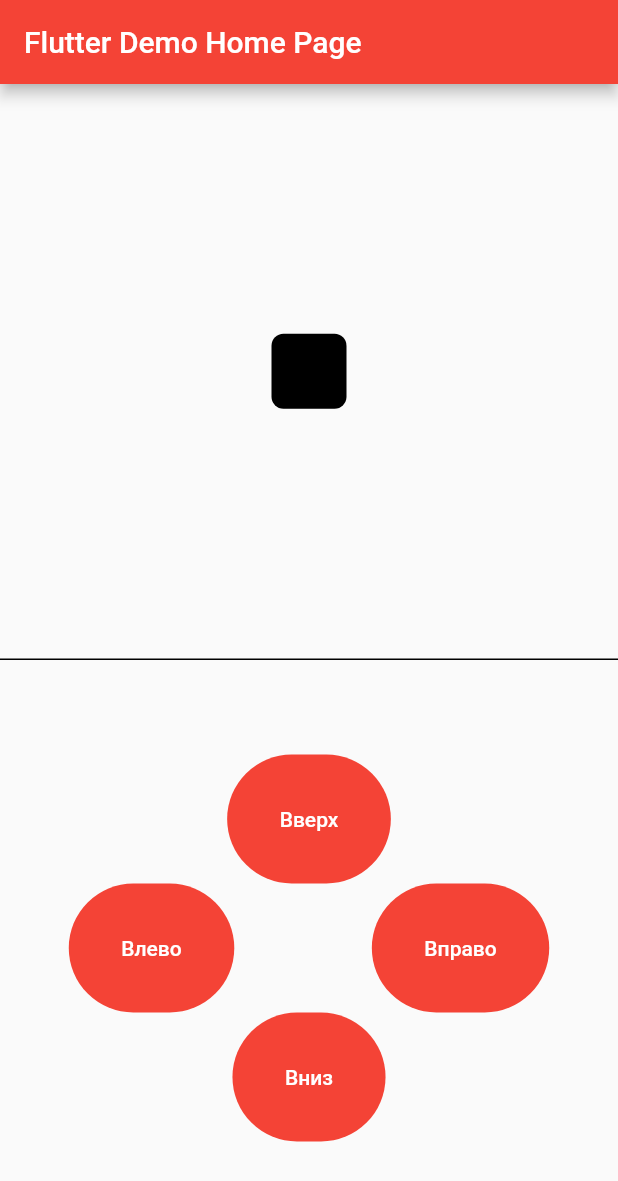
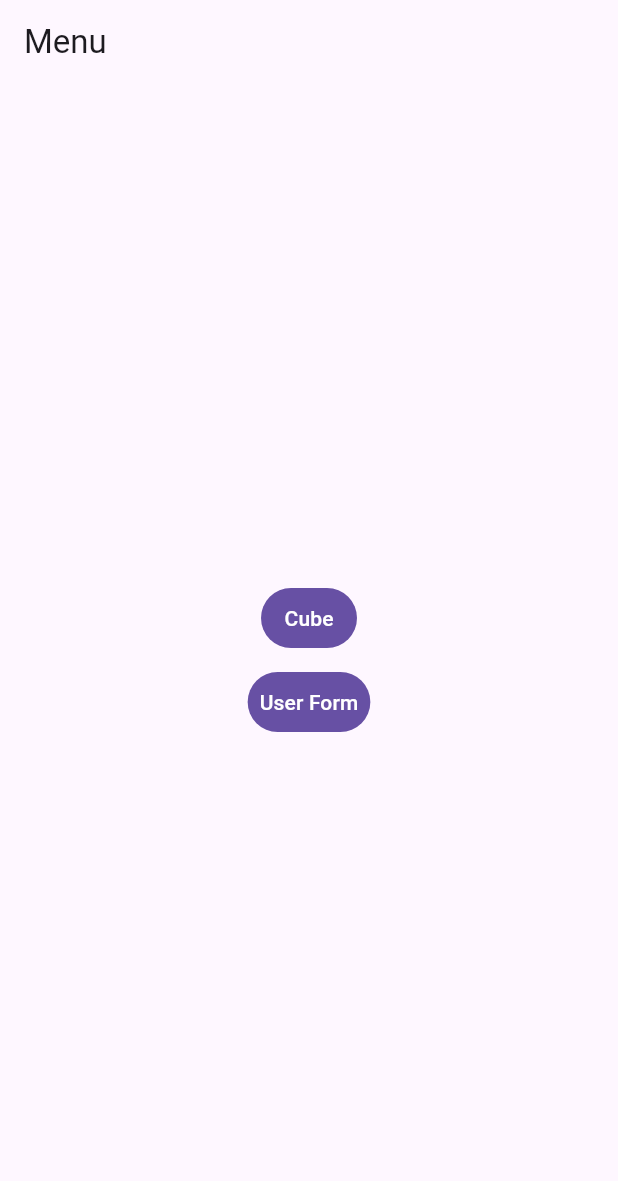
Before and after one commit to dronn1kDev/dex_course_project, a Flutter app: the screen it shows after launch, on a phone screen of 412 x 824 dp. Shown: the top 1181 px of the screen. Run offline on Flutter 3.47's test engine with Material 2 defaults, Android fonts, the phone set to English and light mode, and no system bars.

Commit message:
Menu, User Form screens have been implemented. Routing config has been implemented for the app navigation.

```diff
--- a/lib/main.dart
+++ b/lib/main.dart
@@ -1,3 +1,4 @@
+import 'package:dex_course_temp/routing.dart';
 import 'package:flutter/material.dart';
 
 void main() {
@@ -12,132 +13,28 @@ class MyApp extends StatelessWidget {
     return MaterialApp(
       // home work #3
       title: 'Flutter Demo',
+
       theme: ThemeData(
-        primarySwatch: Colors.red,
+        useMaterial3: true,
+        primarySwatch: Colors.purple,
         filledButtonTheme: FilledButtonThemeData(
           style: FilledButton.styleFrom(
-            padding: const EdgeInsets.all(35),
+            padding: const EdgeInsets.all(8),
+          ),
+        ),
+        textTheme: const TextTheme(
+          headlineMedium: TextStyle(
+            fontSize: 24,
+            fontWeight: FontWeight.w700,
+          ),
+          bodyMedium: TextStyle(
+            fontSize: 14,
+            fontWeight: FontWeight.w400,
           ),
         ),
       ),
-      home: const MyHomePage(title: 'Flutter Demo Home Page'),
+      routes: AppRouterConfig.routeList,
+      initialRoute: AppRouteList.menu,
     );
   }
 }
-
-class MyHomePage extends StatefulWidget {
-  const MyHomePage({super.key, required this.title});
-
-  final String title;
-
-  @override
-  State<MyHomePage> createState() => _MyHomePageState();
-}
-
-class _MyHomePageState extends State<MyHomePage> {
-  final List<MainAxisAlignment> alignment = [
-    MainAxisAlignment.start,
-    MainAxisAlignment.center,
-    MainAxisAlignment.end,
-  ];
-
-  int verticalAlignmentIndex = 1;
-  int horizontalAlignmentIndex = 1;
-
-  Widget get _squareFieldBuilder => Container(
-        decoration: const BoxDecoration(
-          border: Border(
-            bottom: BorderSide(
-              color: Colors.black,
-            ),
-          ),
-        ),
-        child: Column(
-          mainAxisAlignment: alignment[verticalAlignmentIndex],
-          children: [
-            Row(
-              mainAxisAlignment: alignment[horizontalAlignmentIndex],
-              children: [
-                _squareBuilder,
-              ],
-            ),
-          ],
-        ),
-      );
-
-  Widget get _buttonsBuilder => Column(
-        crossAxisAlignment: CrossAxisAlignment.center,
-        mainAxisAlignment: MainAxisAlignment.center,
-        children: [
-          FilledButton(
-            onPressed: verticalAlignmentIndex > 0
-                ? () => setState(() {
-                      verticalAlignmentIndex--;
-                    })
-                : null,
-            child: const Text('Вверх'),
-          ),
-          Row(
-            mainAxisAlignment: MainAxisAlignment.spaceAround,
-            children: [
-              FilledButton(
-                onPressed: horizontalAlignmentIndex > 0
-                    ? () => setState(() {
-                          horizontalAlignmentIndex--;
-                        })
-                    : null,
-                style: FilledButton.styleFrom(
-                  padding: const EdgeInsets.all(35),
-                ),
-                child: const Text('Влево'),
-              ),
-              FilledButton(
-                onPressed: horizontalAlignmentIndex < 2
-                    ? () => setState(() {
-                          horizontalAlignmentIndex++;
-                        })
-                    : null,
-                child: const Text('Вправо'),
-              ),
-            ],
-          ),
-          FilledButton(
-            onPressed: verticalAlignmentIndex < 2
-                ? () => setState(() {
-                      verticalAlignmentIndex++;
-                    })
-                : null,
-            child: const Text('Вниз'),
-          ),
-        ],
-      );
-
-  Widget get _squareBuilder => Container(
-        height: 50,
-        width: 50,
-        decoration: BoxDecoration(
-          borderRadius: BorderRadius.circular(8),
-          color: Colors.black,
-        ),
-      );
-
-  @override
-  Widget build(BuildContext context) {
-    return Scaffold(
-      appBar: AppBar(
-        title: Text(widget.title),
-      ),
-      body: Column(
-        mainAxisAlignment: MainAxisAlignment.center,
-        children: <Widget>[
-          Expanded(
-            child: _squareFieldBuilder,
-          ),
-          Expanded(
-            child: _buttonsBuilder,
-          ),
-        ],
-      ),
-    );
-  }
-}
--- /dev/null
+++ b/lib/menu_screen.dart
@@ -0,0 +1,37 @@
+import 'package:dex_course_temp/routing.dart';
+import 'package:flutter/material.dart';
+
+class MenuScreen extends StatelessWidget {
+  const MenuScreen({super.key});
+
+  @override
+  Widget build(BuildContext context) {
+    return Scaffold(
+      appBar: AppBar(
+        title: const Text('Menu'),
+      ),
+      body: Center(
+        child: Column(
+          mainAxisAlignment: MainAxisAlignment.center,
+          children: [
+            FilledButton(
+              onPressed: () => _goToCube(context),
+              child: const Text('Cube'),
+            ),
+            const SizedBox(height: 8),
+            FilledButton(
+              onPressed: () => _goToUserForm(context),
+              child: const Text('User Form'),
+            ),
+          ],
+        ),
+      ),
+    );
+  }
+
+  void _goToCube(BuildContext context) =>
+      Navigator.of(context).pushNamed(AppRouteList.cube);
+
+  void _goToUserForm(BuildContext context) =>
+      Navigator.of(context).pushNamed(AppRouteList.userForm);
+}
--- /dev/null
+++ b/lib/routing.dart
@@ -0,0 +1,17 @@
+import 'package:dex_course_temp/cube_screen.dart';
+import 'package:dex_course_temp/menu_screen.dart';
+import 'package:dex_course_temp/user_form.dart';
+
+abstract class AppRouteList {
+  static const menu = '/menu';
+  static const cube = '/menu/cube';
+  static const userForm = '/menu/user-form';
+}
+
+abstract class AppRouterConfig {
+  static final routeList = {
+    AppRouteList.menu: (context) => const MenuScreen(),
+    AppRouteList.cube: (context) => const CubeScreen(),
+    AppRouteList.userForm: (context) => UserFormScreen(),
+  };
+}
```
Also changed, not shown: lib/cube_screen.dart (added, +105 -0 lines), lib/user_form.dart (added, +84 -0 lines).
